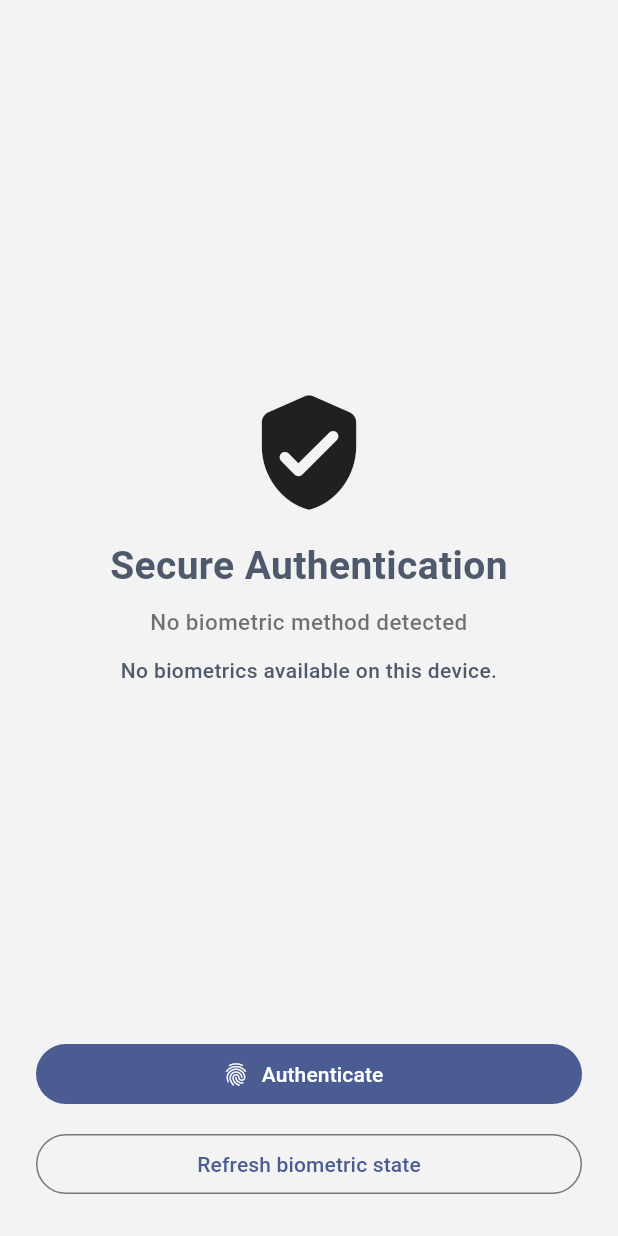
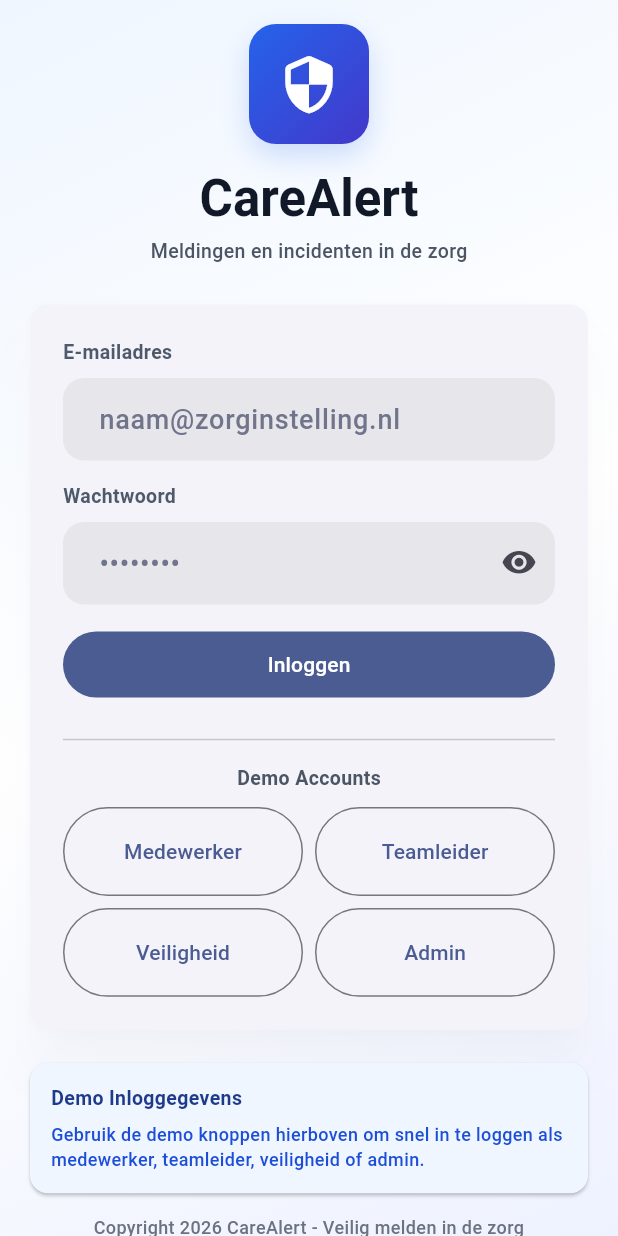
Before and after one commit to 0353497/Hackathon, a Flutter app: the screen it shows after launch, on a phone screen of 412 x 824 dp. Run offline on Flutter 3.47's test engine with Material 3 defaults, Android fonts, the light colour scheme and no system bars; our stand-ins replace get, local_auth, location, speech_to_text.

Commit message:
Implement authentication flow with login and biometric support

```diff
--- /dev/null
+++ b/care_alert/lib/domain/providers/auth_controller.dart
@@ -0,0 +1,20 @@
+import 'package:get/get.dart';
+
+class AuthController extends GetxController {
+  static AuthController get to => Get.find<AuthController>();
+
+  final RxBool isLoggedIn = false.obs;
+  final RxBool devModeSkipAuth = false.obs;
+
+  void login() {
+    isLoggedIn.value = true;
+  }
+
+  void logout() {
+    isLoggedIn.value = false;
+  }
+
+  void toggleDevModeSkipAuth() {
+    devModeSkipAuth.value = !devModeSkipAuth.value;
+  }
+}
--- a/care_alert/lib/main.dart
+++ b/care_alert/lib/main.dart
@@ -1,5 +1,7 @@
 import 'package:care_alert/core/app_theme.dart';
+import 'package:care_alert/domain/providers/auth_controller.dart';
 import 'package:care_alert/presentation/pages/authecation.dart';
+import 'package:care_alert/presentation/pages/inlog.dart';
 import 'package:flutter/material.dart';
 import 'package:flutter/services.dart';
 import 'package:flutter_localizations/flutter_localizations.dart';
@@ -7,6 +9,7 @@ import 'package:care_alert/core/translations.dart';
 import 'package:get/get.dart';
 
 void main() {
+  Get.put(AuthController());
   runApp(const MainApp());
   SystemChrome.setPreferredOrientations([DeviceOrientation.portraitUp]);
 }
@@ -17,6 +20,7 @@ class MainApp extends StatelessWidget {
   @override
   Widget build(BuildContext context) {
     final deviceLanguageCode = Get.deviceLocale?.languageCode ?? 'en';
+    final authController = Get.find<AuthController>();
 
     return GetMaterialApp(
       translations: AppTranslations(),
@@ -34,7 +38,11 @@ class MainApp extends StatelessWidget {
         GlobalWidgetsLocalizations.delegate,
         GlobalCupertinoLocalizations.delegate,
       ],
-      home: const AuthecationPage(),
+      home: Obx(
+        () => authController.isLoggedIn.value
+            ? const AuthecationPage()
+            : const InlogPage(),
+      ),
     );
   }
 }
--- a/care_alert/lib/presentation/pages/authecation.dart
+++ b/care_alert/lib/presentation/pages/authecation.dart
@@ -1,3 +1,4 @@
+import 'package:care_alert/domain/providers/auth_controller.dart';
 import 'package:care_alert/presentation/pages/main_view.dart';
 import 'package:flutter/material.dart';
 import 'package:local_auth/local_auth.dart';
@@ -35,7 +36,8 @@ class _AuthecationPageState extends State<AuthecationPage> {
 
       setState(() {
         _availableBiometrics = availableBiometrics;
-				_canUseBiometrics = (canCheckBiometrics || isDeviceSupported) &&
+        _canUseBiometrics =
+            (canCheckBiometrics || isDeviceSupported) &&
             availableBiometrics.isNotEmpty;
         _statusMessage = _canUseBiometrics
             ? 'Ready for Face ID / Fingerprint authentication.'
@@ -77,9 +79,9 @@ class _AuthecationPageState extends State<AuthecationPage> {
           _statusMessage = 'Authentication successful.';
         });
 
-				Navigator.of(context).pushReplacement(
-					MaterialPageRoute(builder: (_) => const MainView()),
-				);
+        Navigator.of(
+          context,
+        ).pushReplacement(MaterialPageRoute(builder: (_) => const MainView()));
         return;
       }
 
@@ -103,10 +105,17 @@ class _AuthecationPageState extends State<AuthecationPage> {
     }
   }
 
+  void _skipAuthDevMode() {
+    Navigator.of(
+      context,
+    ).pushReplacement(MaterialPageRoute(builder: (_) => const MainView()));
+  }
+
   String _biometricLabel() {
     final hasFace = _availableBiometrics.contains(BiometricType.face);
-		final hasFingerprint =
-				_availableBiometrics.contains(BiometricType.fingerprint);
+    final hasFingerprint = _availableBiometrics.contains(
+      BiometricType.fingerprint,
+    );
 
     if (hasFace && hasFingerprint) {
       return 'Face ID + Fingerprint available';
@@ -166,6 +175,12 @@ class _AuthecationPageState extends State<AuthecationPage> {
                 onPressed: _isLoading ? null : _loadBiometricState,
                 child: const Text('Refresh biometric state'),
               ),
+              const SizedBox(height: 16),
+              OutlinedButton.icon(
+                onPressed: _isLoading ? null : _skipAuthDevMode,
+                icon: const Icon(Icons.skip_next_rounded),
+                label: const Text('Skip Auth (Dev Mode)'),
+              ),
             ],
           ),
         ),
--- /dev/null
+++ b/care_alert/lib/presentation/pages/inlog.dart
@@ -0,0 +1,403 @@
+import 'package:care_alert/domain/providers/auth_controller.dart';
+import 'package:flutter/material.dart';
+import 'package:get/get.dart';
+
+class InlogPage extends StatefulWidget {
+  const InlogPage({super.key});
+
+  @override
+  State<InlogPage> createState() => _InlogPageState();
+}
+
+class _InlogPageState extends State<InlogPage> {
+  final TextEditingController _emailController = TextEditingController();
+  final TextEditingController _passwordController = TextEditingController();
+  final GlobalKey<FormState> _formKey = GlobalKey<FormState>();
+
+  bool _isLoading = false;
+  bool _showPassword = false;
+  String _error = '';
+
+  static const Map<String, Map<String, String>> _credentials = {
+    'medewerker': {'email': 'medewerker@zorg.nl', 'password': 'demo123'},
+    'teamleider': {'email': 'teamleider@zorg.nl', 'password': 'demo123'},
+    'veiligheid': {'email': 'veiligheid@zorg.nl', 'password': 'demo123'},
+    'admin': {'email': 'admin@zorg.nl', 'password': 'admin123'},
+  };
+
+  @override
+  void dispose() {
+    _emailController.dispose();
+    _passwordController.dispose();
+    super.dispose();
+  }
+
+  Future<bool> _login(String email, String password) async {
+    await Future<void>.delayed(const Duration(milliseconds: 600));
+    return _credentials.values.any(
+      (item) => item['email'] == email && item['password'] == password,
+    );
+  }
+
+  Future<void> _handleSubmit() async {
+    if (_isLoading) {
+      return;
+    }
+
+    final valid = _formKey.currentState?.validate() ?? false;
+    if (!valid) {
+      return;
+    }
+
+    setState(() {
+      _error = '';
+      _isLoading = true;
+    });
+
+    try {
+      final success = await _login(
+        _emailController.text.trim(),
+        _passwordController.text,
+      );
+
+      if (!mounted) {
+        return;
+      }
+
+      if (success) {
+        ScaffoldMessenger.of(
+          context,
+        ).showSnackBar(const SnackBar(content: Text('Welkom bij CareAlert!')));
+
+        AuthController.to.login();
+      } else {
+        setState(() {
+          _error = 'Onjuist e-mailadres of wachtwoord';
+        });
+        ScaffoldMessenger.of(context).showSnackBar(
+          const SnackBar(
+            content: Text('Login mislukt: controleer inloggegevens'),
+          ),
+        );
+      }
+    } catch (_) {
+      if (!mounted) {
+        return;
+      }
+      setState(() {
+        _error = 'Er is een fout opgetreden. Probeer het opnieuw.';
+      });
+    } finally {
+      if (!mounted) {
+        return;
+      }
+      setState(() {
+        _isLoading = false;
+      });
+    }
+  }
+
+  void _fillDemoCredentials(String role) {
+    final data = _credentials[role];
+    if (data == null) {
+      return;
+    }
+    setState(() {
+      _emailController.text = data['email'] ?? '';
+      _passwordController.text = data['password'] ?? '';
+      _error = '';
+    });
+  }
+
+  @override
+  Widget build(BuildContext context) {
+    final theme = Theme.of(context);
+
+    return Scaffold(
+      body: Container(
+        decoration: const BoxDecoration(
+          gradient: LinearGradient(
+            begin: Alignment.topLeft,
+            end: Alignment.bottomRight,
+            colors: [Color(0xFFEFF6FF), Color(0xFFFFFFFF), Color(0xFFEEF2FF)],
+          ),
+        ),
+        child: SafeArea(
+          child: Center(
+            child: SingleChildScrollView(
+              padding: const EdgeInsets.all(16),
+              child: ConstrainedBox(
+                constraints: const BoxConstraints(maxWidth: 460),
+                child: Column(
+                  children: [
+                    Column(
+                      children: [
+                        Container(
+                          width: 80,
+                          height: 80,
+                          decoration: const BoxDecoration(
+                            gradient: LinearGradient(
+                              colors: [Color(0xFF2563EB), Color(0xFF4338CA)],
+                              begin: Alignment.topLeft,
+                              end: Alignment.bottomRight,
+                            ),
+                            borderRadius: BorderRadius.all(Radius.circular(18)),
+                            boxShadow: [
+                              BoxShadow(
+                                color: Color(0x332563EB),
+                                blurRadius: 16,
+                                offset: Offset(0, 8),
+                              ),
+                            ],
+                          ),
+                          child: const Icon(
+                            Icons.security_rounded,
+                            color: Colors.white,
+                            size: 42,
+                          ),
+                        ),
+                        const SizedBox(height: 14),
+                        Text(
+                          'CareAlert',
+                          style: theme.textTheme.headlineMedium?.copyWith(
+                            fontWeight: FontWeight.w700,
+                            color: const Color(0xFF111827),
+                          ),
+                        ),
+                        const SizedBox(height: 4),
+                        const Text(
+                          'Meldingen en incidenten in de zorg',
+                          style: TextStyle(color: Color(0xFF4B5563)),
+                        ),
+                      ],
+                    ),
+                    const SizedBox(height: 22),
+                    Card(
+                      elevation: 14,
+                      shadowColor: const Color(0x22000000),
+                      child: Padding(
+                        padding: const EdgeInsets.all(22),
+                        child: Form(
+                          key: _formKey,
+                          child: Column(
+                            crossAxisAlignment: CrossAxisAlignment.stretch,
+                            children: [
+                              const Text(
+                                'E-mailadres',
+                                style: TextStyle(fontWeight: FontWeight.w700),
+                              ),
+                              const SizedBox(height: 8),
+                              TextFormField(
+                                controller: _emailController,
+                                enabled: !_isLoading,
+                                keyboardType: TextInputType.emailAddress,
+                                autofillHints: const [AutofillHints.email],
+                                decoration: const InputDecoration(
+                                  hintText: 'naam@zorginstelling.nl',
+                                  border: OutlineInputBorder(),
+                                ),
+                                validator: (value) {
+                                  final text = (value ?? '').trim();
+                                  if (text.isEmpty) {
+                                    return 'E-mailadres is verplicht';
+                                  }
+                                  if (!text.contains('@')) {
+                                    return 'Vul een geldig e-mailadres in';
+                                  }
+                                  return null;
+                                },
+                              ),
+                              const SizedBox(height: 14),
+                              const Text(
+                                'Wachtwoord',
+                                style: TextStyle(fontWeight: FontWeight.w700),
+                              ),
+                              const SizedBox(height: 8),
+                              TextFormField(
+                                controller: _passwordController,
+                                enabled: !_isLoading,
+                                obscureText: !_showPassword,
+                                autofillHints: const [AutofillHints.password],
+                                decoration: InputDecoration(
+                                  hintText: '••••••••',
+                                  border: const OutlineInputBorder(),
+                                  suffixIcon: IconButton(
+                                    onPressed: () {
+                                      setState(() {
+                                        _showPassword = !_showPassword;
+                                      });
+                                    },
+                                    icon: Icon(
+                                      _showPassword
+                                          ? Icons.visibility_off_rounded
+                                          : Icons.visibility_rounded,
+                                    ),
+                                  ),
+                                ),
+                                validator: (value) {
+                                  if ((value ?? '').isEmpty) {
+                                    return 'Wachtwoord is verplicht';
+                                  }
+                                  return null;
+                                },
+                              ),
+                              if (_error.isNotEmpty) ...[
+                                const SizedBox(height: 14),
+                                Container(
+                                  padding: const EdgeInsets.all(12),
+                                  decoration: BoxDecoration(
+                                    color: const Color(0xFFFEF2F2),
+                                    borderRadius: BorderRadius.circular(10),
+                                    border: Border.all(
+                                      color: const Color(0xFFFECACA),
+                                    ),
+                                  ),
+                                  child: Row(
+                                    crossAxisAlignment:
+                                        CrossAxisAlignment.start,
+                                    children: [
+                                      const Icon(
+                                        Icons.error_outline,
+                                        color: Color(0xFFDC2626),
+                                        size: 20,
+                                      ),
+                                      const SizedBox(width: 8),
+                                      Expanded(
+                                        child: Text(
+                                          _error,
+                                          style: const TextStyle(
+                                            color: Color(0xFF991B1B),
+                                          ),
+                                        ),
+                                      ),
+                                    ],
+                                  ),
+                                ),
+                              ],
+                              const SizedBox(height: 16),
+                              FilledButton(
+                                onPressed: _isLoading ? null : _handleSubmit,
+                                child: Padding(
+                                  padding: const EdgeInsets.symmetric(
+                                    vertical: 12,
+                                  ),
+                                  child: _isLoading
+                                      ? const Row(
+                                          mainAxisAlignment:
+                                              MainAxisAlignment.center,
+                                          children: [
+                                            SizedBox(
+                                              width: 18,
+                                              height: 18,
+                                              child: CircularProgressIndicator(
+                                                strokeWidth: 2,
+                                              ),
+                                            ),
+                                            SizedBox(width: 10),
+                                            Text('Inloggen...'),
+                                          ],
+                                        )
+                                      : const Text('Inloggen'),
+                                ),
+                              ),
+                              const SizedBox(height: 18),
+                              const Divider(),
+                              const SizedBox(height: 8),
+                              const Center(
+                                child: Text(
+                                  'Demo Accounts',
+                                  style: TextStyle(
+                                    fontWeight: FontWeight.w700,
+                                    color: Color(0xFF4B5563),
+                                  ),
+                                ),
+                              ),
+                              const SizedBox(height: 10),
+                              GridView.count(
+                                crossAxisCount: 2,
+                                shrinkWrap: true,
+                                physics: const NeverScrollableScrollPhysics(),
+                                mainAxisSpacing: 8,
+                                crossAxisSpacing: 8,
+                                childAspectRatio: 2.7,
+                                children: [
+                                  OutlinedButton(
+                                    onPressed: _isLoading
+                                        ? null
+                                        : () => _fillDemoCredentials(
+                                            'medewerker',
+                                          ),
+                                    child: const Text('Medewerker'),
+                                  ),
+                                  OutlinedButton(
+                                    onPressed: _isLoading
+                                        ? null
+                                        : () => _fillDemoCredentials(
+                                            'teamleider',
+                                          ),
+                                    child: const Text('Teamleider'),
+                                  ),
+                                  OutlinedButton(
+                                    onPressed: _isLoading
+                                        ? null
+                                        : () => _fillDemoCredentials(
+                                            'veiligheid',
+                                          ),
+                                    child: const Text('Veiligheid'),
+                                  ),
+                                  OutlinedButton(
+                                    onPressed: _isLoading
+                                        ? null
+                                        : () => _fillDemoCredentials('admin'),
+                                    child: const Text('Admin'),
+                                  ),
+                                ],
+                              ),
+                            ],
+                          ),
+                        ),
+                      ),
+                    ),
+                    const SizedBox(height: 14),
+                    Card(
+                      color: const Color(0xFFEFF6FF),
+                      child: const Padding(
+                        padding: EdgeInsets.all(14),
+                        child: Column(
+                          crossAxisAlignment: CrossAxisAlignment.start,
+                          children: [
+                            Text(
+                              'Demo Inloggegevens',
+                              style: TextStyle(
+                                fontWeight: FontWeight.w700,
+                                color: Color(0xFF1E3A8A),
+                              ),
+                            ),
+                            SizedBox(height: 6),
+                            Text(
+                              'Gebruik de demo knoppen hierboven om snel in te loggen als medewerker, teamleider, veiligheid of admin.',
+                              style: TextStyle(
+                                color: Color(0xFF1D4ED8),
+                                fontSize: 12,
+                              ),
+                            ),
+                          ],
+                        ),
+                      ),
+                    ),
+                    const SizedBox(height: 10),
+                    const Text(
+                      'Copyright 2026 CareAlert - Veilig melden in de zorg',
+                      textAlign: TextAlign.center,
+                      style: TextStyle(fontSize: 12, color: Color(0xFF6B7280)),
+                    ),
+                  ],
+                ),
+              ),
+            ),
+          ),
+        ),
+      ),
+    );
+  }
+}
```
Lines whose indentation alone changed are shown as unchanged.
